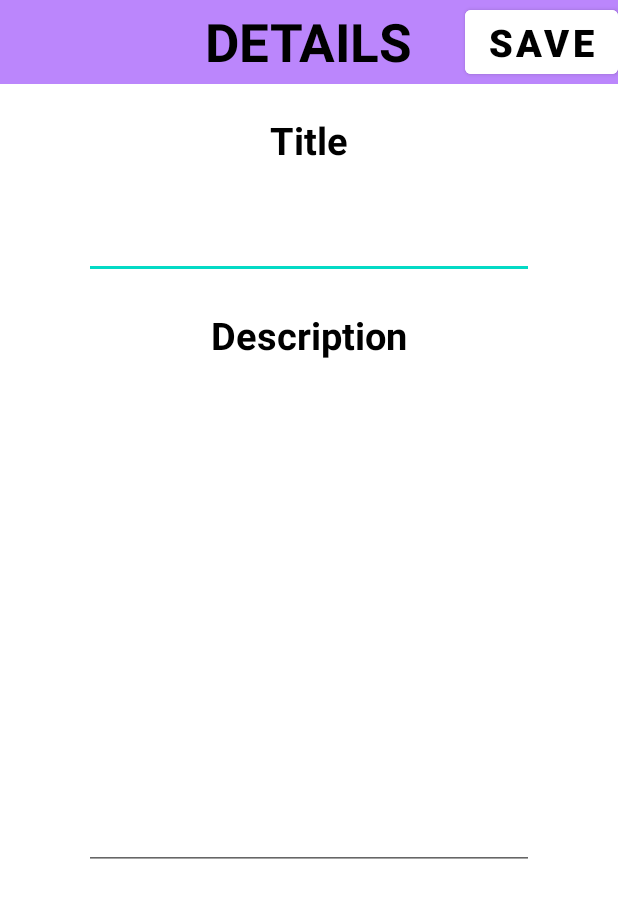
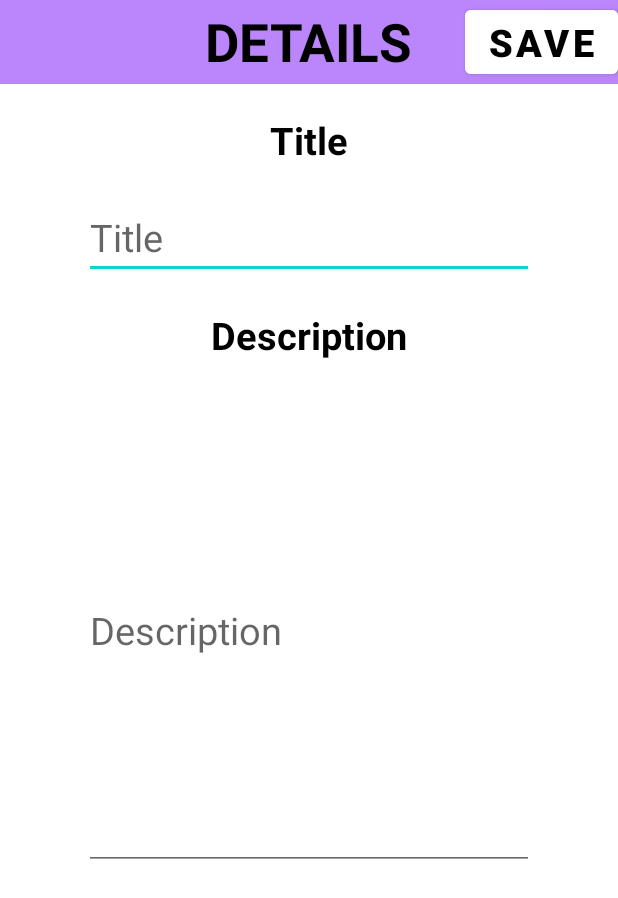
Before and after one commit to darriusjackson/LLAndroid, an Android app: the NoteDetailsActivity screen opened directly, with no data from a screen before it, on a phone screen of 412 x 824 dp. Shown: the top 898 px of the screen. Run offline under Robolectric (Android 15) with nearby library versions, the phone set to English and light mode, and no system bars.

Commit message:
UI designs from Android Studio

```diff
--- a/app/src/main/java/com/example/llandroid/MainActivity.java
+++ b/app/src/main/java/com/example/llandroid/MainActivity.java
@@ -18,7 +18,7 @@ public class MainActivity extends AppCompatActivity {
         h.postDelayed(new Runnable() {
             @Override
             public void run() {
-                Intent i = new Intent(MainActivity.this,SplashScreen.class);
+                Intent i = new Intent(MainActivity.this,ProfilePage.class);
                 startActivity(i);
                 finish();
 
--- a/app/src/main/java/com/example/llandroid/SettingsActivity.java
+++ b/app/src/main/java/com/example/llandroid/SettingsActivity.java
@@ -80,7 +80,6 @@ public class SettingsActivity extends AppCompatActivity
         titleTV = findViewById(R.id.titleTV);
         themeSwitch = findViewById(R.id.themeSwitch);
         parentView = findViewById(R.id.parentView);
-        aboutID = findViewById(R.id.aboutID);
         versionID = findViewById(R.id.versionID);
     }
 
@@ -123,7 +122,6 @@ public class SettingsActivity extends AppCompatActivity
         if(settings.getCustomTheme().equals(UserSettings.DARK_THEME))
         {
             titleTV.setTextColor(white);
-            aboutID.setTextColor(white);
             versionID.setTextColor(white);
             themeTV.setTextColor(white);
             themeTV.setText("Dark Mode");
@@ -132,7 +130,6 @@ public class SettingsActivity extends AppCompatActivity
         }
         else
         {
-            aboutID.setTextColor(black);
             versionID.setTextColor(black);
             titleTV.setTextColor(black);
             themeTV.setTextColor(black);
--- a/app/src/main/res/layout/activity_note_details.xml
+++ b/app/src/main/res/layout/activity_note_details.xml
@@ -52,6 +52,7 @@
         android:layout_width="300dp"
         android:layout_height="wrap_content"
         android:textSize="25sp"
+        android:hint="Title"
         android:layout_marginTop="20dp"
         android:maxLines="1"
         android:textColor="@color/black"
@@ -73,6 +74,8 @@
         android:layout_width="300dp"
         android:layout_height="wrap_content"
         android:textSize="25sp"
+        android:hint="Description"
+        android:inputType="textMultiLine"
         android:layout_marginTop="20dp"
         android:minLines="10"
         android:textColor="@color/black"
```
